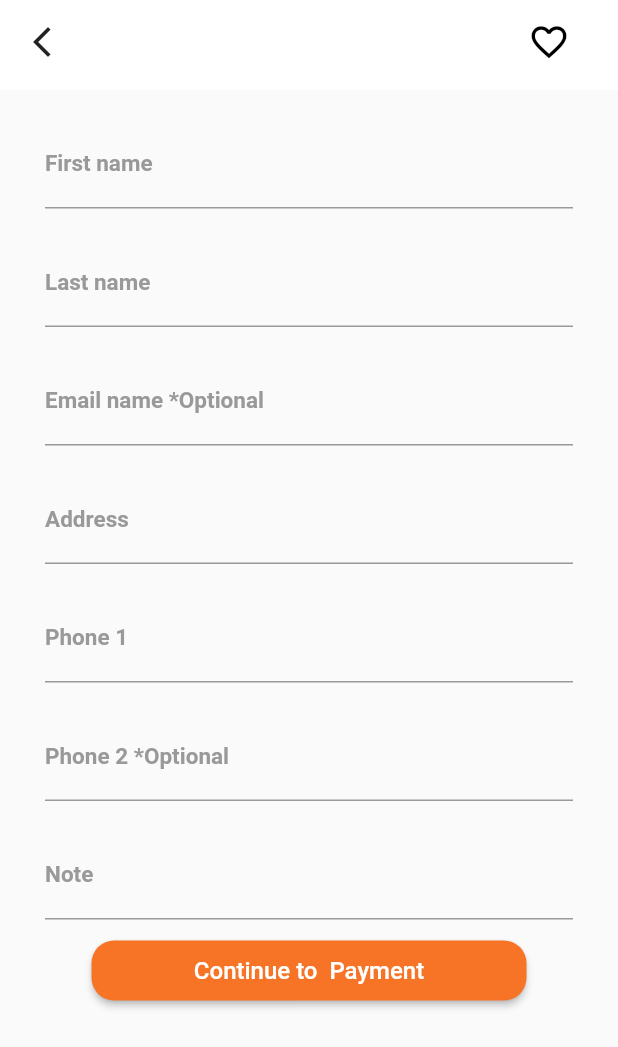
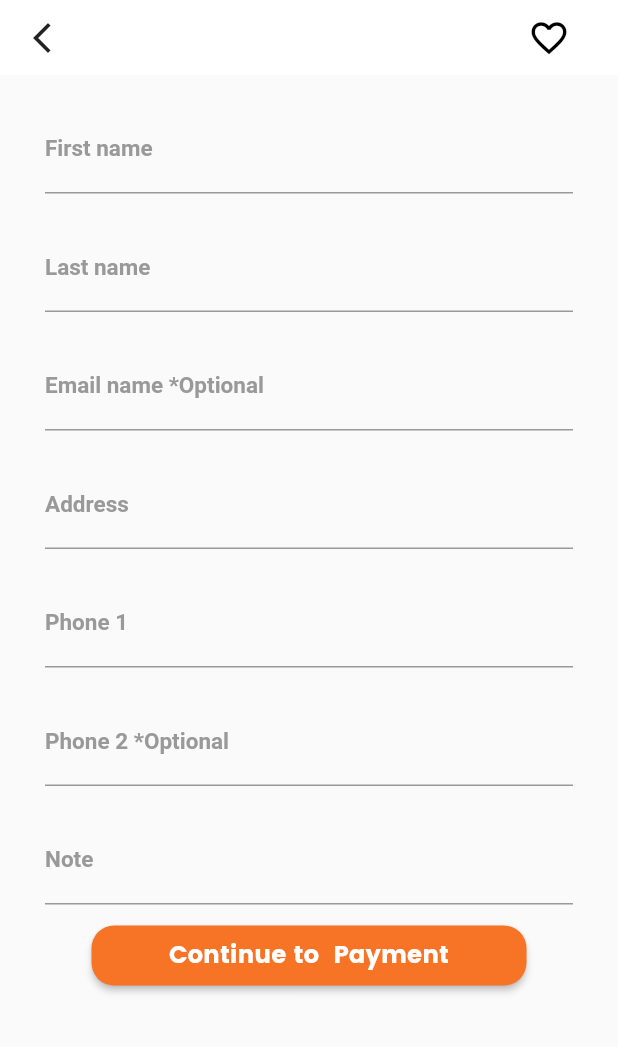
Before and after one commit to zeinabtareek/apex-master, a Flutter app: the AddressScreen screen opened directly, on a phone screen of 412 x 824 dp. Shown: the top 1047 px of the screen. Run offline on Flutter 3.47's test engine with Material 2 defaults, Android fonts, the phone set to English and light mode, and no system bars; our stand-ins replace animated_splash_screen, eva_icons_flutter, flutter_rating_bar, flutter_slidable, get, google_fonts and 2 more; network calls fail; Roboto replaces fonts that are missing (Poppins SemiBold).

Commit message:
finish product_details.dart

```diff
--- a/lib/component/add_button.dart
+++ b/lib/component/add_button.dart
@@ -4,31 +4,29 @@ import 'package:flutter/material.dart';
 import '../constant.dart';
 
 class AddButton extends StatelessWidget {
-  String ? text;
+  final String? text;
   final Function()? onPressed;
 
-  AddButton({Key? key,
-    required this.text,
-    this.onPressed
-  }) : super(key: key);
+  const AddButton({Key? key, this.text, this.onPressed}) : super(key: key);
 
   @override
   Widget build(BuildContext context) {
     return ElevatedButton(
       onPressed: onPressed,
-      child:  Text(text!,
+      child: Text(
+        text!,
         style: const TextStyle(
           color: K.whiteColor,
           fontSize: 16,
-          fontFamily: "Poppins SemiBold",
+          fontFamily: "Poppins-Bold",
         ),
       ),
       style: ElevatedButton.styleFrom(
           fixedSize: const Size(290, 40),
-          primary:K.mainColor,
+          primary: K.mainColor,
           // primary:Color(0xFFF5F5F5),
           shape:
-          RoundedRectangleBorder(borderRadius: BorderRadius.circular(15))),
+              RoundedRectangleBorder(borderRadius: BorderRadius.circular(15))),
     );
   }
 }
--- a/lib/component/appbar.dart
+++ b/lib/component/appbar.dart
@@ -1,4 +1,4 @@
-import 'package:apex/screens/checkout_screens/cart_screen.dart';
+import 'package:apex/screens/cart_screen/cart_screen.dart';
 import 'package:eva_icons_flutter/eva_icons_flutter.dart';
 import 'package:flutter/cupertino.dart';
 import 'package:flutter/material.dart';
@@ -6,24 +6,25 @@ import 'package:get/get.dart';
 
 import '../constant.dart';
 
+class CustomAppBar extends StatelessWidget implements PreferredSizeWidget {
+  final List<Widget>? actions;
+  final String? label;
 
-class CustomAppBar extends StatelessWidget implements PreferredSizeWidget {
-  final List<Widget>? actions ;
-
-
-
-  const CustomAppBar({
-    Key? key,
-     this.actions ,
-
-  }) : super(key: key);
+  const CustomAppBar({Key? key, this.actions, this.label = ''})
+      : super(key: key);
 
   @override
-  Size get preferredSize => const Size.fromHeight(60);
+  Size get preferredSize => const Size.fromHeight(50);
 
   @override
   Widget build(BuildContext context) {
     return AppBar(
+      title: Text(
+        label!,
+        style: const TextStyle(
+            fontSize: 24, fontWeight: FontWeight.bold, color: K.blackColor),
+      ),
+      centerTitle: true,
       backgroundColor: K.whiteColor,
       elevation: 0,
       leading: IconButton(
@@ -36,7 +37,6 @@ class CustomAppBar extends StatelessWidget implements PreferredSizeWidget {
         ),
       ),
       actions: actions,
-
     );
   }
 }
--- a/lib/constant.dart
+++ b/lib/constant.dart
@@ -8,6 +8,7 @@ class K {
   static const borderColor = Color(0xFFF0E5CF);
   static const cardColor = Color(0xFF082032);
   static const whiteColor = Colors.white;
+  static const redColor = Color(0xfffd0503);
   static final width = Get.width;
   static final height = Get.height;
 
@@ -17,4 +18,10 @@ class K {
   static const sizedBoxW = SizedBox(
     width: 22,
   );
+  static const List<Color> colorList = [
+    K.whiteColor,
+    K.blackColor,
+    Colors.purpleAccent,
+    K.grayColor,
+  ];
 }
--- a/lib/routes/app_screen.dart
+++ b/lib/routes/app_screen.dart
@@ -1,5 +1,5 @@
 import 'package:apex/routes/app_route.dart';
-import 'package:apex/screens/checkout_screens/cart_screen.dart';
+import 'package:apex/screens/cart_screen/cart_screen.dart';
 import 'package:apex/screens/login_screen/login_screen.dart';
 import 'package:apex/screens/product_details/product_details.dart';
 import 'package:apex/screens/product_screen/products_screen.dart';
--- a/lib/screens/checkout_screens/checkout_screen.dart
+++ b/lib/screens/checkout_screens/checkout_screen.dart
@@ -1,6 +1,6 @@
 import 'package:apex/component/add_button.dart';
 import 'package:apex/component/appbar.dart';
-import 'package:apex/screens/checkout_screens/cart_screen.dart';
+import 'package:apex/screens/cart_screen/cart_screen.dart';
 import 'package:apex/screens/checkout_screens/pyment_screen.dart';
 import 'package:apex/screens/profile_screen.dart';
 import 'package:eva_icons_flutter/eva_icons_flutter.dart';
--- a/lib/screens/checkout_screens/pyment_screen.dart
+++ b/lib/screens/checkout_screens/pyment_screen.dart
@@ -7,7 +7,7 @@ import 'package:get/get.dart';
 import 'package:google_fonts/google_fonts.dart';
 
 import '../../constant.dart';
-import 'cart_screen.dart';
+import '../cart_screen/cart_screen.dart';
 import 'checkout_screen.dart';
 
 class PaymentScreen extends StatelessWidget {
--- a/lib/screens/order_screens/order_history.dart
+++ b/lib/screens/order_screens/order_history.dart
@@ -6,7 +6,7 @@ import 'package:flutter/material.dart';
 import 'package:get/get.dart';
 
 import '../../constant.dart';
-import '../checkout_screens/cart_screen.dart';
+import '../cart_screen/cart_screen.dart';
 
 class OrderHistory extends StatelessWidget {
   const OrderHistory({Key? key}) : super(key: key);
--- a/lib/screens/product_details/controller/product_details_controller.dart
+++ b/lib/screens/product_details/controller/product_details_controller.dart
@@ -6,6 +6,7 @@ class ProductDetailsController extends BaseController {
   final boardController = PageController();
   final isLast = false.obs;
   final isFirst = true.obs;
+  final check = false.obs;
   final List<String> labels = [
     'https://marcqa.com/wp-content/uploads/2022/01/z-HC2027-on_model-standard_view.jpg',
     'https://marcqa.com/wp-content/uploads/2022/01/z-HC2027-on_model-side_view.jpg',
@@ -13,7 +14,6 @@ class ProductDetailsController extends BaseController {
     'https://marcqa.com/wp-content/uploads/2022/01/z-HC2027-on_model-detail_view_1.jpg',
     'https://marcqa.com/wp-content/uploads/2022/01/z-HC2027-on_model-detail_view_2.jpg',
     'https://marcqa.com/wp-content/uploads/2022/01/z-HC2027-on_model-detail_view_3.jpg',
-
   ];
 
   isLastFunction(int index) {
@@ -32,6 +32,10 @@ class ProductDetailsController extends BaseController {
     }
   }
 
+  checkFun() {
+    check.value = !check.value;
+  }
+
   @override
   void onInit() {
     super.onInit();
--- a/lib/screens/product_screen/products_screen.dart
+++ b/lib/screens/product_screen/products_screen.dart
@@ -1,6 +1,7 @@
 import 'package:apex/component/appbar.dart';
 import 'package:apex/component/buttons_product_screen.dart';
 import 'package:apex/component/card_products_screen.dart';
+import 'package:apex/data.dart';
 import 'package:apex/routes/app_route.dart';
 import 'package:apex/screens/product_screen/controller/product_details_controller.dart';
 import 'package:eva_icons_flutter/eva_icons_flutter.dart';
@@ -73,7 +74,6 @@ class ProductsScreen extends StatelessWidget {
                 crossAxisCount: 2,
                 mainAxisSpacing: 1,
                 crossAxisSpacing: 0,
-                // mainAxisExtent: 400,
                 childAspectRatio: MediaQuery.of(context).size.width /
                     (MediaQuery.of(context).size.height / 1.2),
               ),
@@ -82,6 +82,7 @@ class ProductsScreen extends StatelessWidget {
                 favouriteFun: () {
                   _controller.checkFun();
                 },
+                images: productsImage[index],
                 iconData: _controller.check.value
                     ? Icons.favorite
                     : Icons.favorite_border,
```
Also changed, not shown: lib/component/card_products_screen.dart (+12 -5 lines), lib/component/container_colors.dart (added, +29 -0 lines), lib/component/indicator.dart (added, +29 -0 lines), lib/data.dart (+8 -22 lines), lib/models/page_view_model.dart (deleted, +0 -12 lines), lib/screens/cart_screen/cart_screen.dart (added, +187 -0 lines), lib/screens/checkout_screens/cart_screen.dart (deleted, +0 -147 lines), lib/screens/product_details/product_details.dart (+24 -46 lines).
